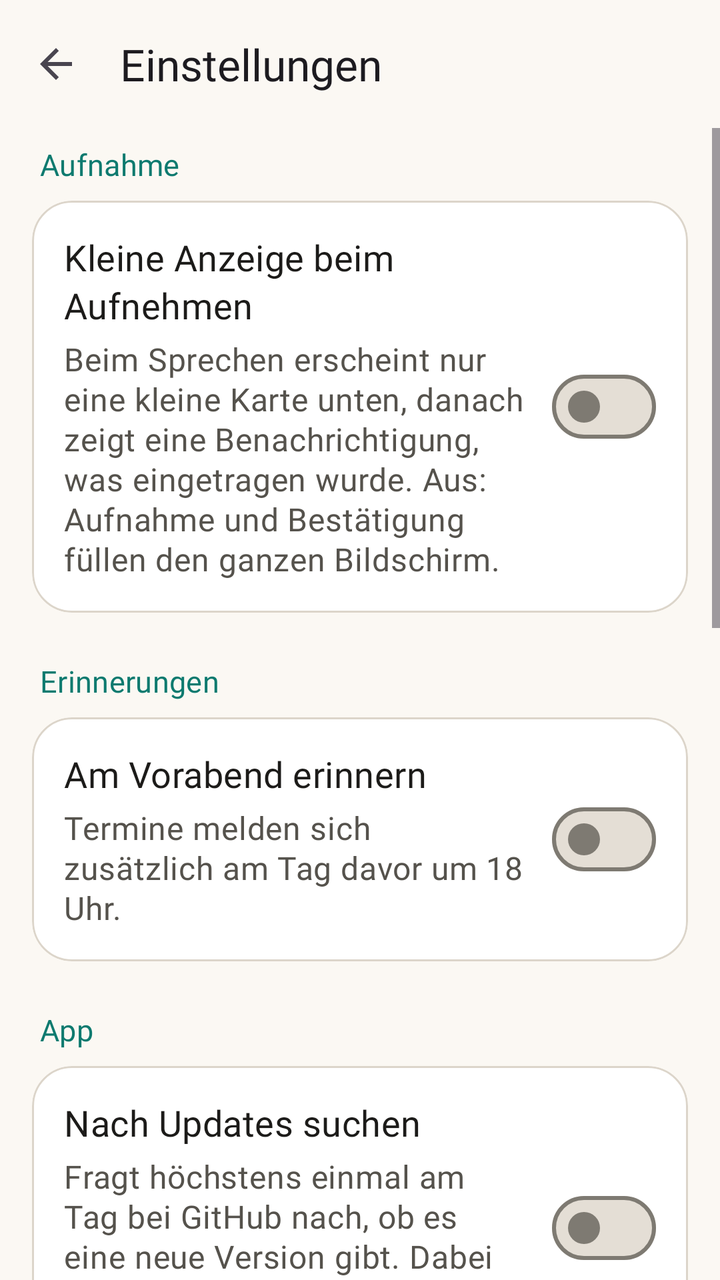
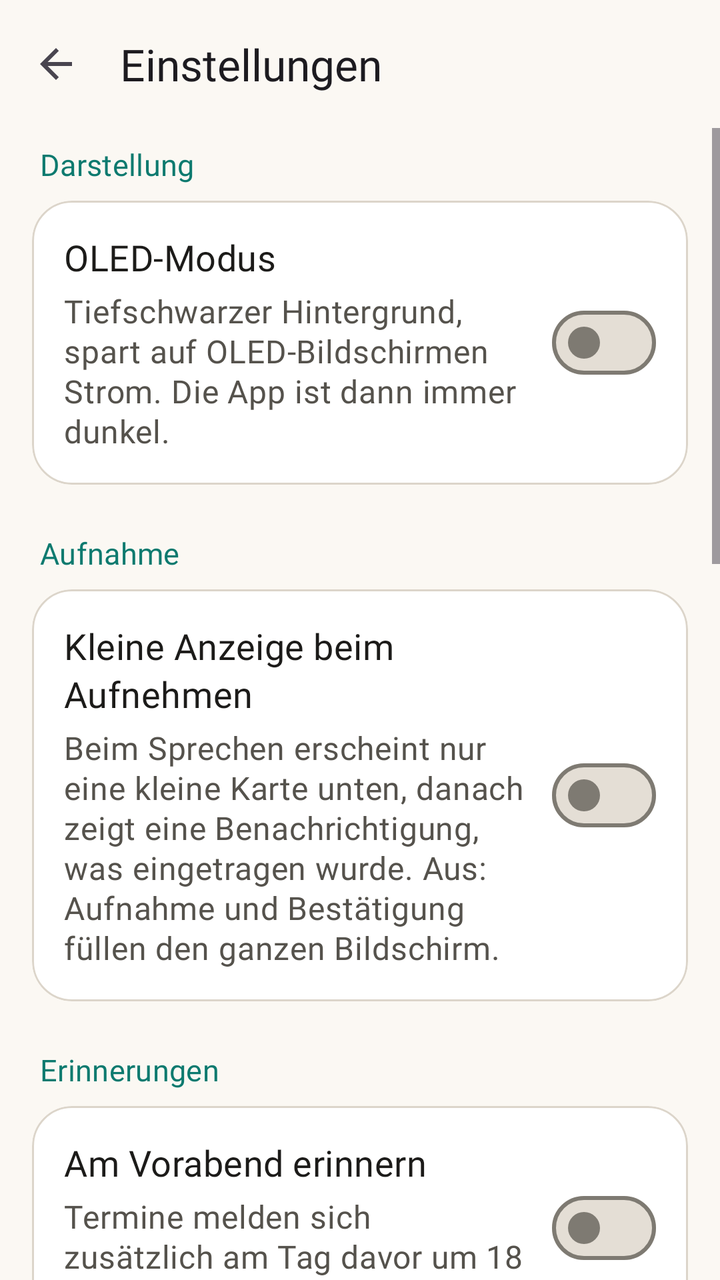

Before-and-after screenshots of an Android layout around one commit, followed by the original layout XML and the change that was made.
<!-- AndroidManifest.xml: application theme Theme.Merks -->
<!-- res/layout/activity_settings.xml -->
<?xml version="1.0" encoding="utf-8"?>
<LinearLayout xmlns:android="http://schemas.android.com/apk/res/android"
    xmlns:app="http://schemas.android.com/apk/res-auto"
    android:layout_width="match_parent"
    android:layout_height="match_parent"
    android:background="?android:attr/colorBackground"
    android:fitsSystemWindows="true"
    android:orientation="vertical">

    <com.google.android.material.appbar.MaterialToolbar
        android:id="@+id/toolbar"
        android:layout_width="match_parent"
        android:layout_height="?attr/actionBarSize"
        app:navigationContentDescription="@string/back"
        app:navigationIcon="@drawable/ic_arrow_back"
        app:title="@string/settings"
        app:titleTextAppearance="?attr/textAppearanceTitleLarge" />

    <ScrollView
        android:layout_width="match_parent"
        android:layout_height="0dp"
        android:layout_weight="1">

        
        <LinearLayout
            android:id="@+id/settings_root"
            android:layout_width="match_parent"
            android:layout_height="wrap_content"
            android:focusable="true"
            android:focusableInTouchMode="true"
            android:importantForAccessibility="no"
            android:orientation="vertical"
            android:paddingHorizontal="16dp"
            android:paddingBottom="24dp">

            <TextView
                style="@style/Merks.SectionLabel"
                android:layout_marginTop="8dp"
                android:text="@string/section_recording" />

            <com.google.android.material.card.MaterialCardView
                style="@style/Widget.Material3.CardView.Filled"
                android:layout_width="match_parent"
                android:layout_height="wrap_content"
                app:cardBackgroundColor="?attr/colorSurfaceContainerLowest"
                app:cardCornerRadius="20dp"
                app:strokeColor="?attr/colorOutlineVariant"
                app:strokeWidth="1dp">

                <LinearLayout
                    android:id="@+id/row_compact"
                    android:layout_width="match_parent"
                    android:layout_height="wrap_content"
                    android:background="?attr/selectableItemBackground"
                    android:gravity="center_vertical"
                    android:orientation="horizontal"
                    android:padding="16dp">

                    <LinearLayout
                        android:layout_width="0dp"
                        android:layout_height="wrap_content"
                        android:layout_weight="1"
                        android:orientation="vertical">

                        <TextView
                            android:layout_width="match_parent"
                            android:layout_height="wrap_content"
                            android:text="@string/settings_compact"
                            android:textAppearance="?attr/textAppearanceTitleMedium"
                            android:textColor="?attr/colorOnSurface" />

                        <TextView
                            android:layout_width="match_parent"
                            android:layout_height="wrap_content"
                            android:layout_marginTop="4dp"
                            android:text="@string/settings_compact_hint"
                            android:textAppearance="?attr/textAppearanceBodyMedium"
                            android:textColor="?attr/colorOnSurfaceVariant" />
                    </LinearLayout>

                    <com.google.android.material.materialswitch.MaterialSwitch
                        android:id="@+id/compact"
                        android:layout_width="wrap_content"
                        android:layout_height="wrap_content"
                        android:layout_marginStart="12dp"
                        android:contentDescription="@string/settings_compact" />
                </LinearLayout>
            </com.google.android.material.card.MaterialCardView>

            <TextView
                style="@style/Merks.SectionLabel"
                android:text="@string/section_reminders" />

            <com.google.android.material.card.MaterialCardView
                style="@style/Widget.Material3.CardView.Filled"
                android:layout_width="match_parent"
                android:layout_height="wrap_content"
                app:cardBackgroundColor="?attr/colorSurfaceContainerLowest"
                app:cardCornerRadius="20dp"
                app:strokeColor="?attr/colorOutlineVariant"
                app:strokeWidth="1dp">

                <LinearLayout
                    android:id="@+id/row_eve"
                    android:layout_width="match_parent"
                    android:layout_height="wrap_content"
                    android:background="?attr/selectableItemBackground"
                    android:gravity="center_vertical"
                    android:orientation="horizontal"
                    android:padding="16dp">

                    <LinearLayout
                        android:layout_width="0dp"
                        android:layout_height="wrap_content"
                        android:layout_weight="1"
                        android:orientation="vertical">

                        <TextView
                            android:layout_width="match_parent"
                            android:layout_height="wrap_content"
                            android:text="@string/settings_eve"
                            android:textAppearance="?attr/textAppearanceTitleMedium"
                            android:textColor="?attr/colorOnSurface" />

                        <TextView
                            android:layout_width="match_parent"
                            android:layout_height="wrap_content"
                            android:layout_marginTop="4dp"
                            android:text="@string/settings_eve_hint"
                            android:textAppearance="?attr/textAppearanceBodyMedium"
                            android:textColor="?attr/colorOnSurfaceVariant" />
                    </LinearLayout>

                    <com.google.android.material.materialswitch.MaterialSwitch
                        android:id="@+id/eve_before"
                        android:layout_width="wrap_content"
                        android:layout_height="wrap_content"
                        android:layout_marginStart="12dp"
                        android:contentDescription="@string/settings_eve" />
                </LinearLayout>
            </com.google.android.material.card.MaterialCardView>

            <TextView
                style="@style/Merks.SectionLabel"
                android:text="@string/section_app" />

            <com.google.android.material.card.MaterialCardView
                style="@style/Widget.Material3.CardView.Filled"
                android:layout_width="match_parent"
                android:layout_height="wrap_content"
                app:cardBackgroundColor="?attr/colorSurfaceContainerLowest"
                app:cardCornerRadius="20dp"
                app:strokeColor="?attr/colorOutlineVariant"
                app:strokeWidth="1dp">

                <LinearLayout
                    android:id="@+id/row_updates"
                    android:layout_width="match_parent"
                    android:layout_height="wrap_content"
                    android:background="?attr/selectableItemBackground"
                    android:gravity="center_vertical"
                    android:orientation="horizontal"
                    android:padding="16dp">

                    <LinearLayout
                        android:layout_width="0dp"
                        android:layout_height="wrap_content"
                        android:layout_weight="1"
                        android:orientation="vertical">

                        <TextView
                            android:layout_width="match_parent"
                            android:layout_height="wrap_content"
                            android:text="@string/settings_updates"
                            android:textAppearance="?attr/textAppearanceTitleMedium"
                            android:textColor="?attr/colorOnSurface" />

                        <TextView
                            android:layout_width="match_parent"
                            android:layout_height="wrap_content"
                            android:layout_marginTop="4dp"
                            android:text="@string/settings_updates_hint"
                            android:textAppearance="?attr/textAppearanceBodyMedium"
                            android:textColor="?attr/colorOnSurfaceVariant" />
                    </LinearLayout>

                    <com.google.android.material.materialswitch.MaterialSwitch
                        android:id="@+id/updates"
                        android:layout_width="wrap_content"
                        android:layout_height="wrap_content"
                        android:layout_marginStart="12dp"
                        android:contentDescription="@string/settings_updates" />
                </LinearLayout>
            </com.google.android.material.card.MaterialCardView>

            <TextView
                style="@style/Merks.SectionLabel"
                android:text="@string/settings_ai_title" />

            <com.google.android.material.card.MaterialCardView
                style="@style/Widget.Material3.CardView.Filled"
                android:layout_width="match_parent"
                android:layout_height="wrap_content"
                app:cardBackgroundColor="?attr/colorSurfaceContainerLowest"
                app:cardCornerRadius="20dp"
                app:strokeColor="?attr/colorOutlineVariant"
                app:strokeWidth="1dp">

                <LinearLayout
                    android:layout_width="match_parent"
                    android:layout_height="wrap_content"
                    android:orientation="vertical"
                    android:padding="16dp">

                    <TextView
                        android:layout_width="match_parent"
                        android:layout_height="wrap_content"
                        android:text="@string/settings_ai_text"
                        android:textAppearance="?attr/textAppearanceBodyMedium"
                        android:textColor="?attr/colorOnSurfaceVariant" />

                    <com.google.android.material.textfield.TextInputLayout
                        style="@style/Widget.Material3.TextInputLayout.OutlinedBox"
                        android:layout_width="match_parent"
                        android:layout_height="wrap_content"
                        android:layout_marginTop="16dp"
                        android:hint="@string/settings_ai_hint"
                        app:boxCornerRadiusBottomEnd="14dp"
                        app:boxCornerRadiusBottomStart="14dp"
                        app:boxCornerRadiusTopEnd="14dp"
                        app:boxCornerRadiusTopStart="14dp">

                        <com.google.android.material.textfield.TextInputEditText
                            android:id="@+id/api_key"
                            android:layout_width="match_parent"
                            android:layout_height="wrap_content"
                            android:imeOptions="actionDone"
                            android:importantForAutofill="no"
                            android:inputType="textVisiblePassword"
                            android:minHeight="56dp"
                            android:textAppearance="?attr/textAppearanceBodyLarge" />
                    </com.google.android.material.textfield.TextInputLayout>

                    <com.google.android.material.textfield.TextInputLayout
                        style="@style/Widget.Material3.TextInputLayout.OutlinedBox"
                        android:layout_width="match_parent"
                        android:layout_height="wrap_content"
                        android:layout_marginTop="12dp"
                        android:hint="@string/settings_model_title"
                        app:boxCornerRadiusBottomEnd="14dp"
                        app:boxCornerRadiusBottomStart="14dp"
                        app:boxCornerRadiusTopEnd="14dp"
                        app:boxCornerRadiusTopStart="14dp"
                        app:helperText="@string/settings_model_label"
                        app:helperTextEnabled="true"
                        app:placeholderText="@string/settings_model_hint">

                        <com.google.android.material.textfield.TextInputEditText
                            android:id="@+id/model"
                            android:layout_width="match_parent"
                            android:layout_height="wrap_content"
                            android:imeOptions="actionDone"
                            android:importantForAutofill="no"
                            android:inputType="textVisiblePassword"
                            android:minHeight="56dp"
                            android:textAppearance="?attr/textAppearanceBodyLarge" />
                    </com.google.android.material.textfield.TextInputLayout>

                    
                    <TextView
                        android:id="@+id/ai_status"
                        android:layout_width="match_parent"
                        android:layout_height="wrap_content"
                        android:layout_marginTop="16dp"
                        android:background="@drawable/badge_bg"
                        android:backgroundTint="?attr/colorSurfaceContainer"
                        android:padding="14dp"
                        android:textAppearance="?attr/textAppearanceBodyMedium"
                        android:textColor="?attr/colorOnSurface"
                        android:textIsSelectable="true" />

                    <Button
                        android:id="@+id/test"
                        style="@style/Widget.Merks.Button.Tonal"
                        android:layout_width="match_parent"
                        android:layout_height="wrap_content"
                        android:layout_marginTop="12dp"
                        android:minHeight="56dp"
                        android:text="@string/settings_test" />
                </LinearLayout>
            </com.google.android.material.card.MaterialCardView>

            <Button
                android:id="@+id/save"
                style="@style/Widget.Merks.Button.Big"
                android:layout_width="match_parent"
                android:layout_height="wrap_content"
                android:layout_marginTop="24dp"
                android:text="@string/done" />
        </LinearLayout>
    </ScrollView>
</LinearLayout>
<!-- resources referenced by this layout -->
<resources>
  <string name="back">Zurück</string>
  <string name="done">Fertig</string>
  <style name="Theme.Merks" parent="Theme.Material3.DayNight.NoActionBar">
          <item name="colorPrimary">@color/m_primary</item>
          <item name="colorOnPrimary">@color/m_on_primary</item>
          <item name="colorPrimaryContainer">@color/m_primary_container</item>
          <item name="colorOnPrimaryContainer">@color/m_on_primary_container</item>
          <item name="colorSecondary">@color/m_secondary</item>
          <item name="colorOnSecondary">@color/m_on_secondary</item>
          <item name="colorSecondaryContainer">@color/m_secondary_container</item>
          <item name="colorOnSecondaryContainer">@color/m_on_secondary_container</item>
          <item name="android:colorBackground">@color/m_background</item>
          <item name="colorOnBackground">@color/m_on_background</item>
          <item name="colorSurface">@color/m_surface</item>
          <item name="colorOnSurface">@color/m_on_surface</item>
          <item name="colorSurfaceVariant">@color/m_surface_variant</item>
          <item name="colorOnSurfaceVariant">@color/m_on_surface_variant</item>
          <item name="colorSurfaceContainerLowest">@color/m_surface_container_lowest</item>
          <item name="colorSurfaceContainerLow">@color/m_surface_container_low</item>
          <item name="colorSurfaceContainer">@color/m_surface_container</item>
          <item name="colorSurfaceContainerHigh">@color/m_surface_container_high</item>
          <item name="colorSurfaceContainerHighest">@color/m_surface_container_highest</item>
          <item name="colorOutline">@color/m_outline</item>
          <item name="colorOutlineVariant">@color/m_outline_variant</item>
          <item name="colorError">@color/m_error</item>
          <item name="colorOnError">@color/m_on_error</item>
          <item name="colorSurfaceInverse">@color/m_inverse_surface</item>
          <item name="colorOnSurfaceInverse">@color/m_inverse_on_surface</item>
          <item name="colorPrimaryInverse">@color/m_inverse_primary</item>
  
          <item name="android:windowBackground">@color/m_background</item>
          <item name="android:statusBarColor">@color/m_background</item>
          <item name="android:navigationBarColor">@color/m_background</item>
          <item name="android:windowLightStatusBar">@bool/light_bars</item>
          <item name="android:windowLightNavigationBar" tools:targetApi="27">@bool/light_bars</item>
  
          
          <item name="android:textAppearance">@style/TextAppearance.Merks.BodyLarge</item>
          <item name="textAppearanceHeadlineMedium">@style/TextAppearance.Merks.HeadlineMedium</item>
          <item name="textAppearanceHeadlineSmall">@style/TextAppearance.Merks.HeadlineSmall</item>
          <item name="textAppearanceTitleLarge">@style/TextAppearance.Merks.TitleLarge</item>
          <item name="textAppearanceTitleMedium">@style/TextAppearance.Merks.TitleMedium</item>
          <item name="textAppearanceTitleSmall">@style/TextAppearance.Merks.TitleSmall</item>
          <item name="textAppearanceBodyLarge">@style/TextAppearance.Merks.BodyLarge</item>
          <item name="textAppearanceBodyMedium">@style/TextAppearance.Merks.BodyMedium</item>
          <item name="textAppearanceBodySmall">@style/TextAppearance.Merks.BodySmall</item>
          <item name="textAppearanceLabelLarge">@style/TextAppearance.Merks.LabelLarge</item>
          <item name="textAppearanceLabelMedium">@style/TextAppearance.Merks.LabelMedium</item>
          <item name="textAppearanceLabelSmall">@style/TextAppearance.Merks.LabelSmall</item>
      </style>
  <color name="m_surface">#FBF8F3</color>
  <color name="m_outline">#7E7A72</color>
  <color name="m_error">#B3261E</color>
  <!-- unchanged entries left out for length: 56 -->
</resources>

<!-- the commit's change to res/layout/activity_settings.xml (unified diff, before → after) -->
@@ -36,6 +36,59 @@
             <TextView
                 style="@style/Merks.SectionLabel"
                 android:layout_marginTop="8dp"
+                android:text="@string/section_look" />
+
+            <com.google.android.material.card.MaterialCardView
+                style="@style/Widget.Material3.CardView.Filled"
+                android:layout_width="match_parent"
+                android:layout_height="wrap_content"
+                app:cardBackgroundColor="?attr/colorSurfaceContainerLowest"
+                app:cardCornerRadius="20dp"
+                app:strokeColor="?attr/colorOutlineVariant"
+                app:strokeWidth="1dp">
+
+                <LinearLayout
+                    android:id="@+id/row_oled"
+                    android:layout_width="match_parent"
+                    android:layout_height="wrap_content"
+                    android:background="?attr/selectableItemBackground"
+                    android:gravity="center_vertical"
+                    android:orientation="horizontal"
+                    android:padding="16dp">
+
+                    <LinearLayout
+                        android:layout_width="0dp"
+                        android:layout_height="wrap_content"
+                        android:layout_weight="1"
+                        android:orientation="vertical">
+
+                        <TextView
+                            android:layout_width="match_parent"
+                            android:layout_height="wrap_content"
+                            android:text="@string/settings_oled"
+                            android:textAppearance="?attr/textAppearanceTitleMedium"
+                            android:textColor="?attr/colorOnSurface" />
+
+                        <TextView
+                            android:layout_width="match_parent"
+                            android:layout_height="wrap_content"
+                            android:layout_marginTop="4dp"
+                            android:text="@string/settings_oled_hint"
+                            android:textAppearance="?attr/textAppearanceBodyMedium"
+                            android:textColor="?attr/colorOnSurfaceVariant" />
+                    </LinearLayout>
+
+                    <com.google.android.material.materialswitch.MaterialSwitch
+                        android:id="@+id/oled"
+                        android:layout_width="wrap_content"
+                        android:layout_height="wrap_content"
+                        android:layout_marginStart="12dp"
+                        android:contentDescription="@string/settings_oled" />
+                </LinearLayout>
+            </com.google.android.material.card.MaterialCardView>
+
+            <TextView
+                style="@style/Merks.SectionLabel"
                 android:text="@string/section_recording" />
 
             <com.google.android.material.card.MaterialCardView
<!-- resource entries referenced after the edit -->
@@ -2,6 +2,9 @@
 <resources>
   <string name="back">Zurück</string>
   <string name="done">Fertig</string>
+  <string name="section_look">Darstellung</string>
+  <string name="settings_oled">OLED-Modus</string>
+  <string name="settings_oled_hint">Tiefschwarzer Hintergrund, spart auf OLED-Bildschirmen Strom. Die App ist dann immer dunkel.</string>
   <style name="Theme.Merks" parent="Theme.Material3.DayNight.NoActionBar">
           <item name="colorPrimary">@color/m_primary</item>
           <item name="colorOnPrimary">@color/m_on_primary</item>
@@ -30,9 +33,10 @@
           <item name="colorOnSurfaceInverse">@color/m_inverse_on_surface</item>
           <item name="colorPrimaryInverse">@color/m_inverse_primary</item>
   
-          <item name="android:windowBackground">@color/m_background</item>
-          <item name="android:statusBarColor">@color/m_background</item>
-          <item name="android:navigationBarColor">@color/m_background</item>
+          
+          <item name="android:windowBackground">?android:attr/colorBackground</item>
+          <item name="android:statusBarColor">?android:attr/colorBackground</item>
+          <item name="android:navigationBarColor">?android:attr/colorBackground</item>
           <item name="android:windowLightStatusBar">@bool/light_bars</item>
           <item name="android:windowLightNavigationBar" tools:targetApi="27">@bool/light_bars</item>
   
